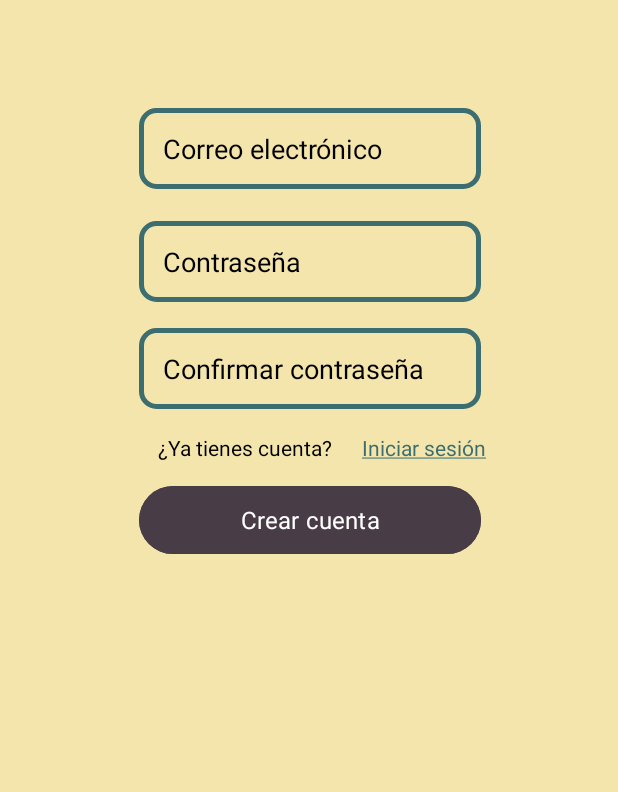
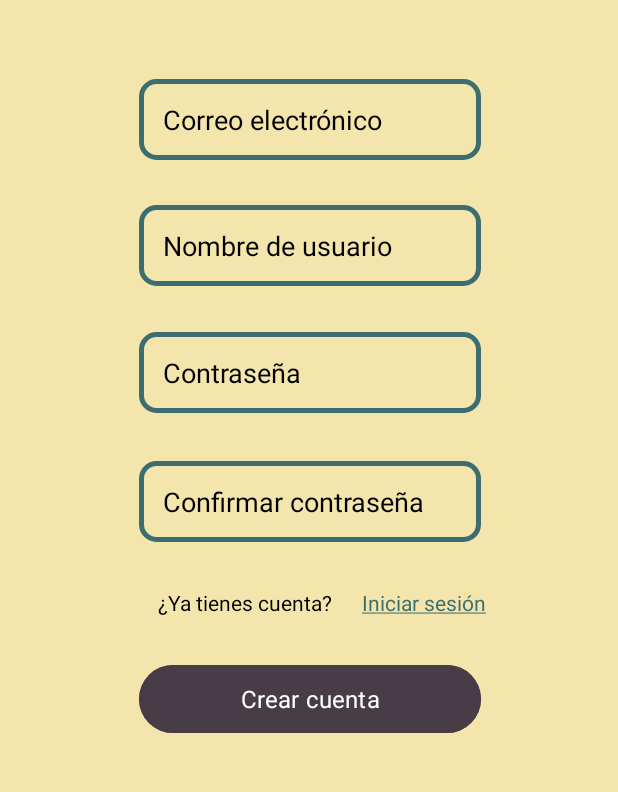
Before and after one commit to AlejandroVialardSantana/PantryChef, an Android app: the SignUpActivity screen opened directly, with no data from a screen before it, after a tap on "Crear cuenta", on a phone screen of 412 x 824 dp, the part 327-1119 px from its top. Run offline under Robolectric (Android 15) with nearby library versions, the phone set to English and light mode, and no system bars; our stand-ins replace Firebase (no records; nobody signed in at launch, a user with empty details on screens opened directly); Roboto replaces fonts that are not available here.

Commit message:
FEAT: Creación de usuario en Firebase
Se ha implementado la lógica de creación de un usuario en
la base de datos de Firebase usando el modelo a la hora de
registrarse.

```diff
--- a/app/build.gradle.kts
+++ b/app/build.gradle.kts
@@ -49,6 +49,7 @@ dependencies {
     implementation ("com.google.android.gms:play-services-auth:21.0.0")
     implementation ("com.google.android.material:material:1.4.0")
     implementation(platform("com.google.firebase:firebase-bom:32.7.4"))
+    implementation("com.google.firebase:firebase-firestore")
     implementation("com.google.firebase:firebase-analytics")
     implementation("com.google.firebase:firebase-auth")
     implementation("androidx.core:core-ktx:1.12.0")
@@ -58,6 +59,7 @@ dependencies {
     implementation("androidx.recyclerview:recyclerview:1.3.2")
     implementation("androidx.navigation:navigation-fragment-ktx:2.7.7")
     implementation("androidx.navigation:navigation-ui-ktx:2.7.7")
+    implementation("com.google.firebase:firebase-firestore-ktx:24.10.3")
     testImplementation("junit:junit:4.13.2")
     androidTestImplementation("androidx.test.ext:junit:1.1.5")
     androidTestImplementation("androidx.test.espresso:espresso-core:3.5.1")
--- /dev/null
+++ b/app/src/main/java/com/avs/pantrychef/controller/UserController.kt
@@ -0,0 +1,19 @@
+package com.avs.pantrychef.controller
+
+import com.avs.pantrychef.model.User
+import com.google.firebase.firestore.FirebaseFirestore
+
+class UserController {
+
+    private val db = FirebaseFirestore.getInstance()
+
+    fun createUser(user: User, onSuccess: () -> Unit, onFailure: (String) -> Unit) {
+        db.collection("users").document(user.userId).set(user)
+            .addOnSuccessListener {
+                onSuccess()
+            }
+            .addOnFailureListener {
+                onFailure(it.message.toString())
+            }
+    }
+}
--- a/app/src/main/java/com/avs/pantrychef/view/activities/SignUpActivity.kt
+++ b/app/src/main/java/com/avs/pantrychef/view/activities/SignUpActivity.kt
@@ -32,11 +32,12 @@ class SignUpActivity: AppCompatActivity() {
 
         registerButton.setOnClickListener {
             val email = findViewById<EditText>(R.id.emailRegisterInput).text.toString()
+            val userName = findViewById<EditText>(R.id.userNameRegisterInput).text.toString()
             val password = findViewById<EditText>(R.id.passwordRegisterInput).text.toString()
             val confirmPassword = findViewById<EditText>(R.id.confirmPasswordInput).text.toString()
 
-            if (validateRegister(email, password, confirmPassword)) {
-                authController.signUp(email, password, ::onRegisterSuccess, ::onRegisterFailure)
+            if (validateRegister(email, userName, password, confirmPassword)) {
+                authController.signUp(email, userName, password, ::onRegisterSuccess, ::onRegisterFailure)
             }
         }
 
@@ -46,7 +47,7 @@ class SignUpActivity: AppCompatActivity() {
         }
     }
 
-    private fun validateRegister(email: String, password: String, confirmPassword: String): Boolean {
+    private fun validateRegister(email: String, userName: String, password: String, confirmPassword: String): Boolean {
         if (email.isEmpty()) {
             Toast.makeText(this, "El campo de correo electrónico está vacío.", Toast.LENGTH_SHORT).show()
             return false
@@ -57,7 +58,11 @@ class SignUpActivity: AppCompatActivity() {
             Toast.makeText(this, "El campo de contraseña está vacío.", Toast.LENGTH_SHORT).show()
             return false
         } else if (confirmPassword.isEmpty()) {
-            Toast.makeText(this, "El campo de confirmar contraseña está vacío.", Toast.LENGTH_SHORT).show()
+            Toast.makeText(this, "El campo de confirmar contraseña está vacío.", Toast.LENGTH_SHORT)
+                .show()
+            return false
+        } else if (userName.isEmpty()) {
+            Toast.makeText(this, "El campo de nombre de usuario está vacío.", Toast.LENGTH_SHORT).show()
             return false
         } else if (password != confirmPassword) {
             Toast.makeText(this, "Las contraseñas no coinciden.", Toast.LENGTH_SHORT).show()
--- a/app/src/main/res/layout/activity_signup.xml
+++ b/app/src/main/res/layout/activity_signup.xml
@@ -62,10 +62,38 @@
         android:textColorHint="@color/black"
         app:layout_constraintBottom_toBottomOf="parent"
         app:layout_constraintEnd_toEndOf="parent"
-        app:layout_constraintHorizontal_bias="0.502"
+        app:layout_constraintHorizontal_bias="0.503"
         app:layout_constraintStart_toStartOf="parent"
         app:layout_constraintTop_toBottomOf="@+id/title"
-        app:layout_constraintVertical_bias="0.13" />
+        app:layout_constraintVertical_bias="0.095" />
+
+    <TextView
+        android:id="@+id/loginLink"
+        android:layout_width="wrap_content"
+        android:layout_height="wrap_content"
+        android:layout_marginEnd="88dp"
+        android:text="@string/loginLink"
+        android:textColor="@color/contrastColor"
+        app:layout_constraintBottom_toBottomOf="parent"
+        app:layout_constraintEnd_toEndOf="parent"
+        app:layout_constraintTop_toBottomOf="@+id/confirmPasswordInput"
+        app:layout_constraintVertical_bias="0.135" />
+
+    <TextView
+        android:id="@+id/textView"
+        android:layout_width="wrap_content"
+        android:layout_height="wrap_content"
+        android:layout_marginStart="68dp"
+        android:autoLink="all"
+        android:linksClickable="true"
+        android:text="@string/haveAccountText"
+        android:textColor="@color/black"
+        app:layout_constraintBottom_toBottomOf="parent"
+        app:layout_constraintEnd_toStartOf="@+id/loginLink"
+        app:layout_constraintHorizontal_bias="0.657"
+        app:layout_constraintStart_toStartOf="parent"
+        app:layout_constraintTop_toBottomOf="@+id/confirmPasswordInput"
+        app:layout_constraintVertical_bias="0.135" />
 
     <EditText
         android:id="@+id/passwordRegisterInput"
@@ -81,10 +109,10 @@
         android:textColorHint="@color/black"
         app:layout_constraintBottom_toBottomOf="parent"
         app:layout_constraintEnd_toEndOf="parent"
-        app:layout_constraintHorizontal_bias="0.502"
+        app:layout_constraintHorizontal_bias="0.503"
         app:layout_constraintStart_toStartOf="parent"
-        app:layout_constraintTop_toBottomOf="@+id/emailRegisterInput"
-        app:layout_constraintVertical_bias="0.05" />
+        app:layout_constraintTop_toBottomOf="@+id/userNameRegisterInput"
+        app:layout_constraintVertical_bias="0.084" />
 
     <EditText
         android:id="@+id/confirmPasswordInput"
@@ -103,35 +131,7 @@
         app:layout_constraintHorizontal_bias="0.503"
         app:layout_constraintStart_toStartOf="parent"
         app:layout_constraintTop_toBottomOf="@+id/passwordRegisterInput"
-        app:layout_constraintVertical_bias="0.05" />
-
-    <TextView
-        android:id="@+id/loginLink"
-        android:layout_width="wrap_content"
-        android:layout_height="wrap_content"
-        android:layout_marginEnd="88dp"
-        android:text="@string/loginLink"
-        android:textColor="@color/contrastColor"
-        app:layout_constraintBottom_toBottomOf="parent"
-        app:layout_constraintEnd_toEndOf="parent"
-        app:layout_constraintTop_toBottomOf="@+id/confirmPasswordInput"
-        app:layout_constraintVertical_bias="0.05" />
-
-    <TextView
-        android:id="@+id/textView"
-        android:layout_width="wrap_content"
-        android:layout_height="wrap_content"
-        android:layout_marginStart="68dp"
-        android:autoLink="all"
-        android:linksClickable="true"
-        android:text="@string/haveAccountText"
-        android:textColor="@color/black"
-        app:layout_constraintBottom_toBottomOf="parent"
-        app:layout_constraintEnd_toStartOf="@+id/loginLink"
-        app:layout_constraintHorizontal_bias="0.657"
-        app:layout_constraintStart_toStartOf="parent"
-        app:layout_constraintTop_toBottomOf="@+id/confirmPasswordInput"
-        app:layout_constraintVertical_bias="0.05" />
+        app:layout_constraintVertical_bias="0.116" />
 
     <Button
         android:id="@+id/registerPageButton"
@@ -146,6 +146,26 @@
         app:layout_constraintHorizontal_bias="0.503"
         app:layout_constraintStart_toStartOf="parent"
         app:layout_constraintTop_toBottomOf="@+id/loginLink"
-        app:layout_constraintVertical_bias="0.05" />
+        app:layout_constraintVertical_bias="0.2" />
+
+    <EditText
+        android:id="@+id/userNameRegisterInput"
+        android:layout_width="228dp"
+        android:layout_height="54dp"
+        android:background="@drawable/edittext_rounded_borders"
+        android:ems="10"
+        android:fontFamily="@font/roboto_regular"
+        android:hint="@string/userName"
+        android:inputType="text"
+        android:paddingStart="16dp"
+        android:paddingEnd="16dp"
+        android:textColor="@color/black"
+        android:textColorHint="@color/black"
+        app:layout_constraintBottom_toBottomOf="parent"
+        app:layout_constraintEnd_toEndOf="parent"
+        app:layout_constraintHorizontal_bias="0.503"
+        app:layout_constraintStart_toStartOf="parent"
+        app:layout_constraintTop_toBottomOf="@+id/emailRegisterInput"
+        app:layout_constraintVertical_bias="0.067" />
 
 </androidx.constraintlayout.widget.ConstraintLayout>
--- a/app/src/main/res/values/strings.xml
+++ b/app/src/main/res/values/strings.xml
@@ -16,6 +16,7 @@
     <string name="loginLink"><u>Iniciar sesión</u></string>
     <string name="noAccountText">¿No tienes cuenta?</string>
     <string name="registerLink"><u>Regístrate</u></string>
+    <string name="userName">Nombre de usuario</string>
 
     <!-- Bottom Navigation -->
     <string name="home">Inicio</string>
```
Also changed, not shown: app/src/main/java/com/avs/pantrychef/controller/AuthController.kt (+13 -2 lines), app/src/main/java/com/avs/pantrychef/view/activities/HomeActivity.kt (+1 -6 lines).
